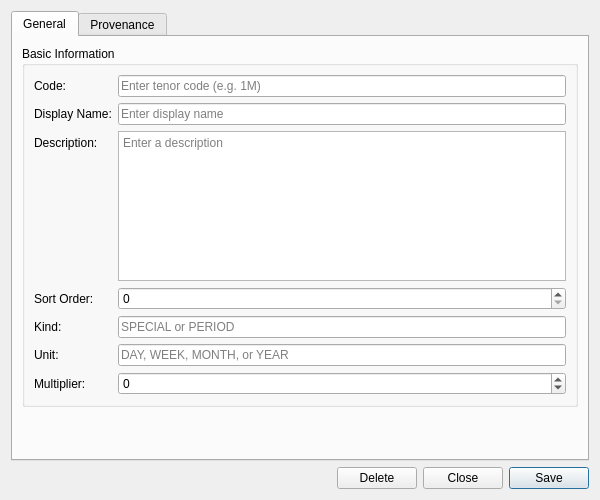
OreStudio/OreStudio, file projects/ores.qt/refdata/ui/TenorDetailDialog.ui: the form before one commit.
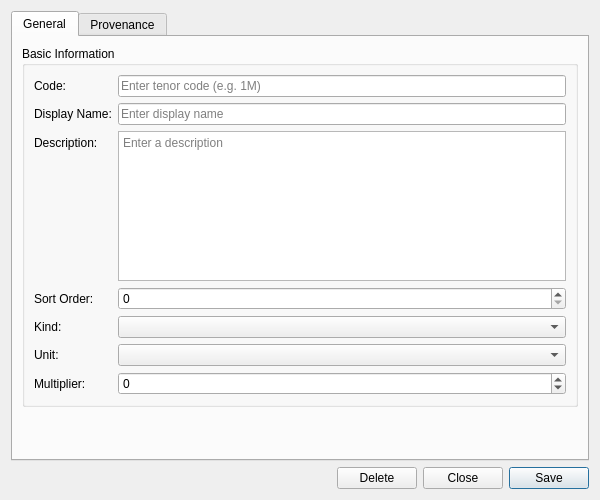
The form after the commit. Custom widgets are drawn as their Qt base class.

Commit message: [qt,refdata,sql] Add tenor_kind/tenor_unit/tenor_resolution_algorithm codes, badges, combo boxes, eventing

Patch:
```diff
--- a/projects/ores.qt/refdata/ui/TenorDetailDialog.ui
+++ b/projects/ores.qt/refdata/ui/TenorDetailDialog.ui
@@ -120,9 +120,9 @@
            </widget>
           </item>
           <item row="4" column="1">
-           <widget class="QLineEdit" name="kindEdit">
-            <property name="placeholderText">
-             <string>SPECIAL or PERIOD</string>
+           <widget class="ores::qt::OreBadgeComboBox" name="kindCombo">
+            <property name="insertPolicy">
+             <enum>QComboBox::NoInsert</enum>
             </property>
            </widget>
           </item>
@@ -134,9 +134,9 @@
            </widget>
           </item>
           <item row="5" column="1">
-           <widget class="QLineEdit" name="unitEdit">
-            <property name="placeholderText">
-             <string>DAY, WEEK, MONTH, or YEAR</string>
+           <widget class="ores::qt::OreBadgeComboBox" name="unitCombo">
+            <property name="insertPolicy">
+             <enum>QComboBox::NoInsert</enum>
             </property>
            </widget>
           </item>
@@ -237,6 +237,11 @@
    <extends>QWidget</extends>
    <header>ores.qt/ProvenanceWidget.hpp</header>
   </customwidget>
+  <customwidget>
+   <class>ores::qt::OreBadgeComboBox</class>
+   <extends>QComboBox</extends>
+   <header>ores.qt/OreBadgeComboBox.hpp</header>
+  </customwidget>
  </customwidgets>
  <resources/>
  <connections/>
```
The commit also changes 178 other files.
